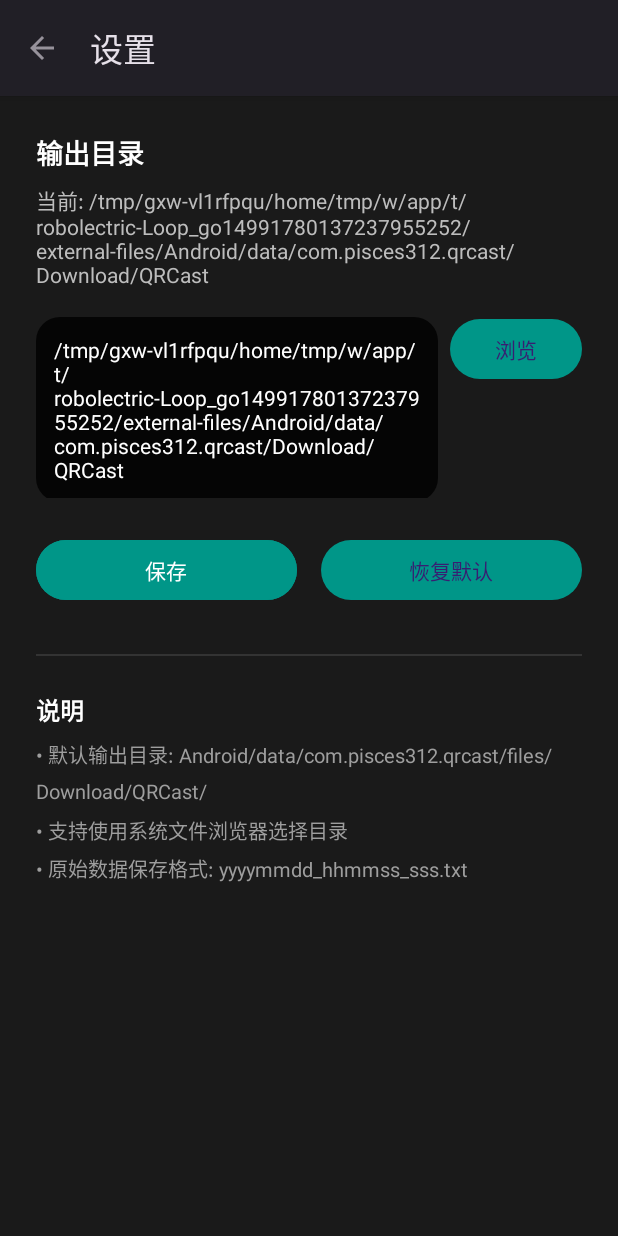
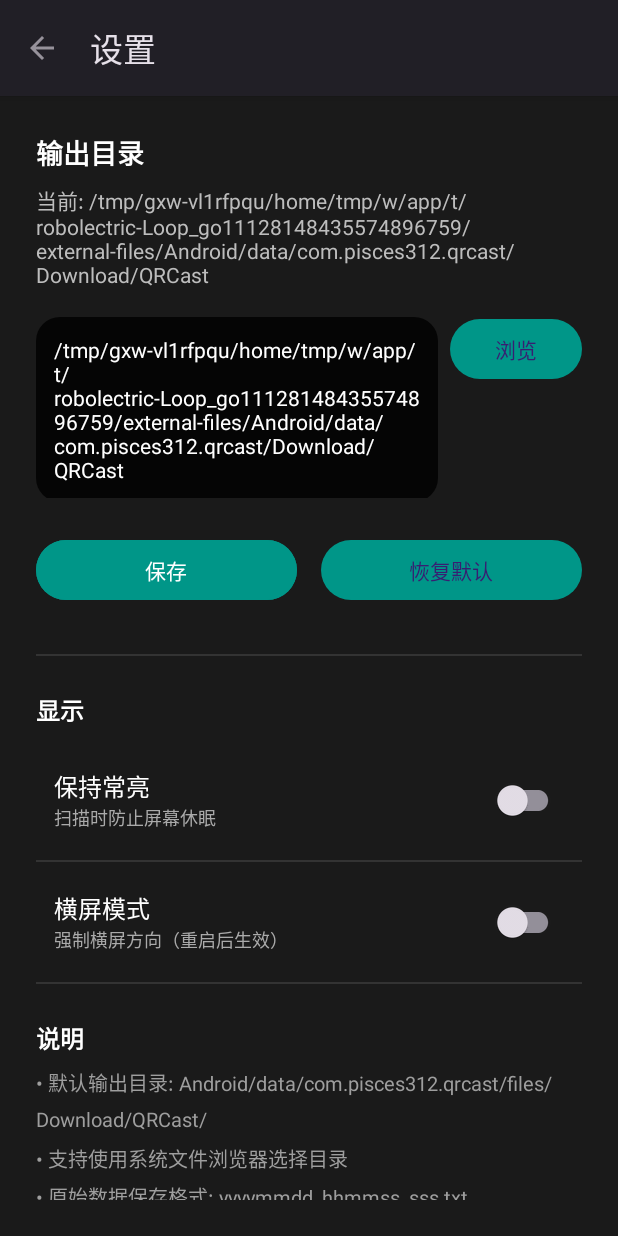
Before and after one commit to pisces312/qrcast, an Android app: the screen it shows after launch (SettingsActivity), after a tap on "设置", on a phone screen of 412 x 824 dp. Run offline under Robolectric (Android 15) with nearby library versions, the light colour scheme and no system bars; libraries missing offline, so code that uses them is left out: androidx.camera.core, androidx.camera.lifecycle, androidx.camera.view, com.google.mlkit.vision, org.apache.commons; 1 statement that could not run was skipped.

Commit message:
feat: 横屏模式+保持常亮设置 (参考StreamClip)
- SettingsActivity: 增加 switchKeepScreenOn / switchLandscape
- SharedPreferences: keep_screen_on / landscape_mode
- MainActivity: onCreate 读取横屏设置→requestedOrientation
- MainActivity: onResume 读取常亮设置→FLAG_KEEP_SCREEN_ON
- bump version to 1.0.2

```diff
--- a/app/build.gradle.kts
+++ b/app/build.gradle.kts
@@ -21,8 +21,8 @@ android {
         applicationId = "com.pisces312.qrcast"
         minSdk = 21
         targetSdk = 35
-        versionCode = 2
-        versionName = "1.0.1"
+        versionCode = 3
+        versionName = "1.0.2"
     }
 
     buildTypes {
--- a/app/src/main/kotlin/com/pisces312/qrcast/MainActivity.kt
+++ b/app/src/main/kotlin/com/pisces312/qrcast/MainActivity.kt
@@ -3,12 +3,14 @@ package com.pisces312.qrcast
 import android.Manifest
 import android.app.AlertDialog
 import android.content.Intent
+import android.content.pm.ActivityInfo
 import android.content.pm.PackageManager
 import android.net.Uri
 import android.os.Bundle
 import android.os.Environment
 import android.util.Size
 import android.view.View
+import android.view.WindowManager
 import android.widget.Button
 import android.widget.ImageButton
 import android.widget.LinearLayout
@@ -136,9 +138,27 @@ class MainActivity : AppCompatActivity() {
 
     override fun onCreate(savedInstanceState: Bundle?) {
         super.onCreate(savedInstanceState)
+
+        // Landscape mode setting
+        val prefs = getSharedPreferences(SettingsActivity.PREFS_NAME, MODE_PRIVATE)
+        if (prefs.getBoolean(SettingsActivity.KEY_LANDSCAPE, false)) {
+            requestedOrientation = ActivityInfo.SCREEN_ORIENTATION_LANDSCAPE
+        }
+
         setContentView(R.layout.activity_main)
 
         initViews()
+    }
+
+    override fun onResume() {
+        super.onResume()
+        // Keep screen on setting
+        val prefs = getSharedPreferences(SettingsActivity.PREFS_NAME, MODE_PRIVATE)
+        if (prefs.getBoolean(SettingsActivity.KEY_KEEP_SCREEN_ON, false)) {
+            window.addFlags(WindowManager.LayoutParams.FLAG_KEEP_SCREEN_ON)
+        } else {
+            window.clearFlags(WindowManager.LayoutParams.FLAG_KEEP_SCREEN_ON)
+        }
     }
 
     private fun initViews() {
--- a/app/src/main/kotlin/com/pisces312/qrcast/SettingsActivity.kt
+++ b/app/src/main/kotlin/com/pisces312/qrcast/SettingsActivity.kt
@@ -2,6 +2,7 @@ package com.pisces312.qrcast
 
 import android.content.Context
 import android.content.Intent
+import android.content.pm.ActivityInfo
 import android.net.Uri
 import android.os.Bundle
 import android.os.Environment
@@ -12,6 +13,7 @@ import android.widget.TextView
 import android.widget.Toast
 import androidx.appcompat.app.AlertDialog
 import androidx.appcompat.app.AppCompatActivity
+import androidx.appcompat.widget.SwitchCompat
 import java.io.File
 import java.text.SimpleDateFormat
 import java.util.Date
@@ -24,6 +26,8 @@ class SettingsActivity : AppCompatActivity() {
     private lateinit var btnBrowse: Button
     private lateinit var btnSave: Button
     private lateinit var btnReset: Button
+    private lateinit var switchKeepScreenOn: SwitchCompat
+    private lateinit var switchLandscape: SwitchCompat
 
     private val dirPickerLauncher = registerForActivityResult(
         androidx.activity.result.contract.ActivityResultContracts.OpenDocumentTree()
@@ -51,12 +55,28 @@ class SettingsActivity : AppCompatActivity() {
         btnBrowse = findViewById(R.id.btnBrowse)
         btnSave = findViewById(R.id.btnSave)
         btnReset = findViewById(R.id.btnReset)
+        switchKeepScreenOn = findViewById(R.id.switchKeepScreenOn)
+        switchLandscape = findViewById(R.id.switchLandscape)
 
         loadSettings()
 
         btnBrowse.setOnClickListener { pickDirectory() }
         btnSave.setOnClickListener { saveSettings() }
         btnReset.setOnClickListener { resetSettings() }
+
+        switchKeepScreenOn.setOnCheckedChangeListener { _, isChecked ->
+            getSharedPreferences(PREFS_NAME, Context.MODE_PRIVATE)
+                .edit()
+                .putBoolean(KEY_KEEP_SCREEN_ON, isChecked)
+                .apply()
+        }
+
+        switchLandscape.setOnCheckedChangeListener { _, isChecked ->
+            getSharedPreferences(PREFS_NAME, Context.MODE_PRIVATE)
+                .edit()
+                .putBoolean(KEY_LANDSCAPE, isChecked)
+                .apply()
+        }
     }
 
     private fun loadSettings() {
@@ -66,6 +86,8 @@ class SettingsActivity : AppCompatActivity() {
 
         tvCurrentDir.text = "当前: ${savedDir ?: defaultDir}"
         etOutputDir.setText(savedDir ?: defaultDir)
+        switchKeepScreenOn.isChecked = prefs.getBoolean(KEY_KEEP_SCREEN_ON, false)
+        switchLandscape.isChecked = prefs.getBoolean(KEY_LANDSCAPE, false)
     }
 
     private fun pickDirectory() {
@@ -122,6 +144,8 @@ class SettingsActivity : AppCompatActivity() {
         private const val TAG = "Settings"
         const val PREFS_NAME = "qr_transfer_settings"
         const val KEY_OUTPUT_DIR = "output_directory"
+        const val KEY_KEEP_SCREEN_ON = "keep_screen_on"
+        const val KEY_LANDSCAPE = "landscape_mode"
 
         fun getDefaultOutputDir(context: Context): File {
             return File(context.getExternalFilesDir(Environment.DIRECTORY_DOWNLOADS), "QRCast")
--- a/app/src/main/res/layout/activity_settings.xml
+++ b/app/src/main/res/layout/activity_settings.xml
@@ -83,6 +83,97 @@
         android:layout_width="wrap_content"
         android:layout_height="wrap_content"
         android:layout_marginTop="24dp"
+        android:text="显示"
+        android:textColor="@color/white"
+        android:textSize="16sp"
+        android:textStyle="bold" />
+
+    <LinearLayout
+        android:layout_width="match_parent"
+        android:layout_height="wrap_content"
+        android:layout_marginTop="12dp"
+        android:gravity="center_vertical"
+        android:orientation="horizontal"
+        android:padding="12dp">
+
+        <LinearLayout
+            android:layout_width="0dp"
+            android:layout_height="wrap_content"
+            android:layout_weight="1"
+            android:orientation="vertical">
+
+            <TextView
+                android:layout_width="wrap_content"
+                android:layout_height="wrap_content"
+                android:text="保持常亮"
+                android:textColor="@color/white"
+                android:textSize="16sp" />
+
+            <TextView
+                android:layout_width="wrap_content"
+                android:layout_height="wrap_content"
+                android:text="扫描时防止屏幕休眠"
+                android:textColor="#AAAAAA"
+                android:textSize="12sp" />
+        </LinearLayout>
+
+        <androidx.appcompat.widget.SwitchCompat
+            android:id="@+id/switchKeepScreenOn"
+            android:layout_width="wrap_content"
+            android:layout_height="wrap_content" />
+    </LinearLayout>
+
+    <View
+        android:layout_width="match_parent"
+        android:layout_height="1dp"
+        android:layout_marginTop="4dp"
+        android:background="#333333" />
+
+    <LinearLayout
+        android:layout_width="match_parent"
+        android:layout_height="wrap_content"
+        android:layout_marginTop="4dp"
+        android:gravity="center_vertical"
+        android:orientation="horizontal"
+        android:padding="12dp">
+
+        <LinearLayout
+            android:layout_width="0dp"
+            android:layout_height="wrap_content"
+            android:layout_weight="1"
+            android:orientation="vertical">
+
+            <TextView
+                android:layout_width="wrap_content"
+                android:layout_height="wrap_content"
+                android:text="横屏模式"
+                android:textColor="@color/white"
+                android:textSize="16sp" />
+
+            <TextView
+                android:layout_width="wrap_content"
+                android:layout_height="wrap_content"
+                android:text="强制横屏方向（重启后生效）"
+                android:textColor="#AAAAAA"
+                android:textSize="12sp" />
+        </LinearLayout>
+
+        <androidx.appcompat.widget.SwitchCompat
+            android:id="@+id/switchLandscape"
+            android:layout_width="wrap_content"
+            android:layout_height="wrap_content" />
+    </LinearLayout>
+
+    <View
+        android:layout_width="match_parent"
+        android:layout_height="1dp"
+        android:layout_marginTop="4dp"
+        android:background="#333333" />
+
+    <TextView
+        android:layout_width="wrap_content"
+        android:layout_height="wrap_content"
+        android:layout_marginTop="24dp"
         android:text="说明"
         android:textColor="@color/white"
         android:textSize="16sp"
```
